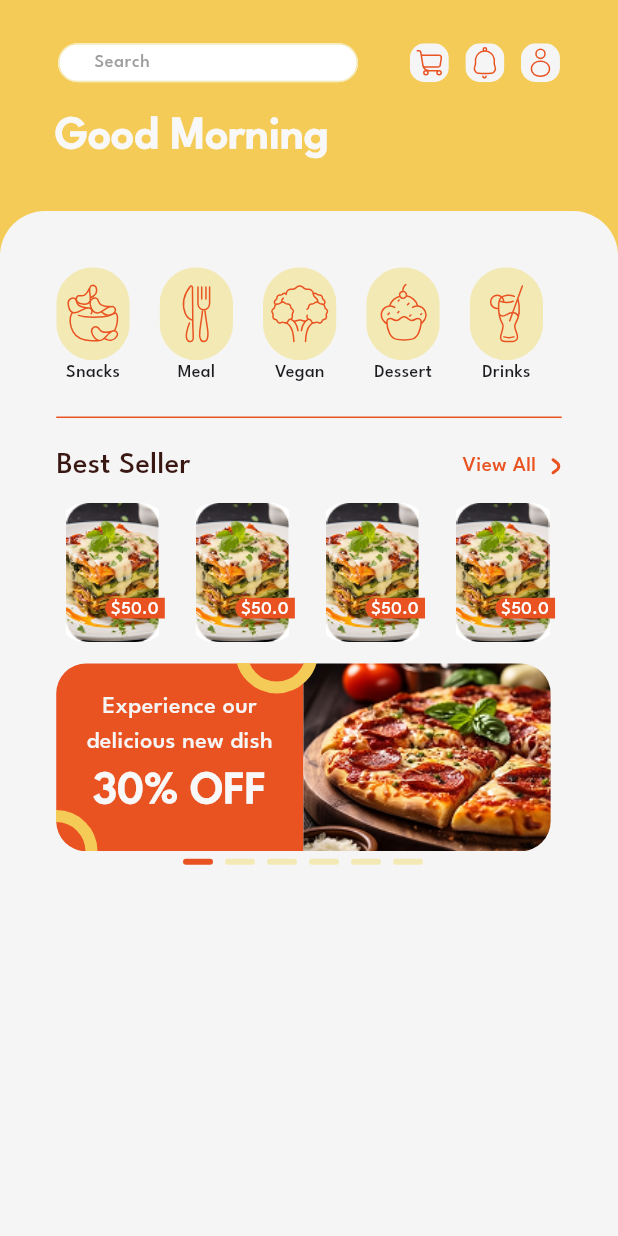
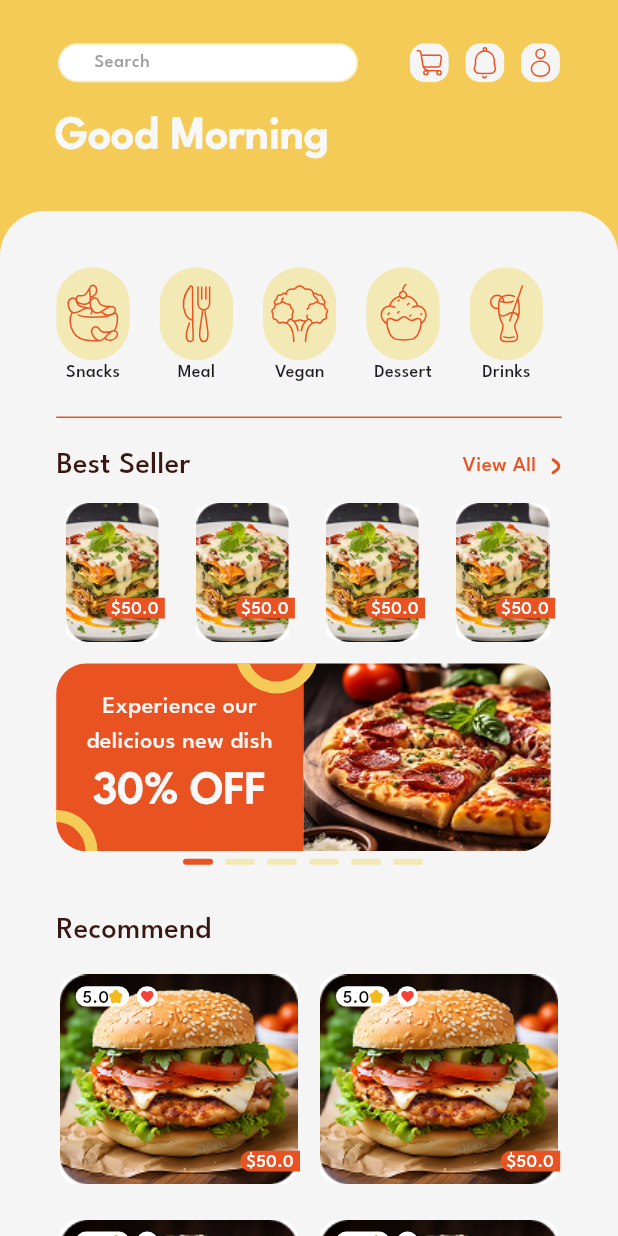
Before and after one commit to mohammedsabrii/yumquick, a Flutter app: the HomeView screen opened by its route, on a phone screen of 412 x 824 dp. Run offline on Flutter 3.47's test engine with Material 3 defaults, Android fonts, the phone set to English and light mode, and no system bars; our stand-ins replace flutter_svg, font_awesome_flutter, go_router, shared_preferences; accounts and stored records are empty.

Commit message:
Create Recommend Grid View

```diff
--- a/lib/core/utils/app_assets.dart
+++ b/lib/core/utils/app_assets.dart
@@ -21,4 +21,6 @@ class AppAssets {
   static const kDessertsIcon = 'assets/images/desserts icon.svg';
   static const kTestImage = 'assets/images/test image.jpg';
   static const kPazzaPhoto = 'assets/images/Photo Pizza.jpg';
+  static const kTestImage2 = 'assets/images/test image 2.jpg';
+  static const kStar = 'assets/images/star.svg';
 }
--- a/lib/feactures/home/presentation/view/widget/best_seller_item.dart
+++ b/lib/feactures/home/presentation/view/widget/best_seller_item.dart
@@ -1,6 +1,6 @@
 import 'package:flutter/widgets.dart';
 import 'package:yumquick/feactures/home/presentation/view/widget/best_seller_item_image.dart';
-import 'package:yumquick/feactures/home/presentation/view/widget/best_seller_item_price.dart';
+import 'package:yumquick/feactures/home/presentation/view/widget/price_item.dart';
 
 class BestSellerItem extends StatelessWidget {
   const BestSellerItem({super.key});
@@ -12,7 +12,7 @@ class BestSellerItem extends StatelessWidget {
       child: Stack(
         children: [
           BestSellerItemImage(),
-          Positioned(bottom: 30, right: 3, child: BestSellerItemPrice()),
+          Positioned(bottom: 30, right: 3, child: PriceItem()),
         ],
       ),
     );
--- a/lib/feactures/home/presentation/view/widget/custom_offers_item.dart
+++ b/lib/feactures/home/presentation/view/widget/custom_offers_item.dart
@@ -1,5 +1,4 @@
 import 'package:flutter/material.dart';
-import 'package:yumquick/core/utils/app_assets.dart';
 import 'package:yumquick/core/utils/app_styles.dart';
 import 'package:yumquick/core/utils/colors.dart';
 
--- /dev/null
+++ b/lib/feactures/home/presentation/view/widget/favorite_and_rate_widget.dart
@@ -0,0 +1,14 @@
+import 'package:flutter/widgets.dart';
+import 'package:yumquick/feactures/home/presentation/view/widget/favorite_widget.dart';
+import 'package:yumquick/feactures/home/presentation/view/widget/rate_widget.dart';
+
+class FavoriteAndRateWidget extends StatelessWidget {
+  const FavoriteAndRateWidget({super.key});
+
+  @override
+  Widget build(BuildContext context) {
+    return const Row(
+      children: [RateWidget(), SizedBox(width: 5), FavoriteWidget()],
+    );
+  }
+}
--- /dev/null
+++ b/lib/feactures/home/presentation/view/widget/favorite_widget.dart
@@ -0,0 +1,19 @@
+import 'package:flutter/material.dart';
+import 'package:flutter/widgets.dart';
+
+class FavoriteWidget extends StatelessWidget {
+  const FavoriteWidget({super.key});
+
+  @override
+  Widget build(BuildContext context) {
+    return Container(
+      height: MediaQuery.sizeOf(context).height * 0.0164,
+      width: 14,
+      decoration: BoxDecoration(
+        color: Colors.white,
+        borderRadius: BorderRadius.circular(30),
+      ),
+      child: const Icon(Icons.favorite, color: Colors.red, size: 10),
+    );
+  }
+}
--- /dev/null
+++ b/lib/feactures/home/presentation/view/widget/grid_view_item.dart
@@ -0,0 +1,20 @@
+import 'package:flutter/material.dart';
+import 'package:yumquick/feactures/home/presentation/view/widget/favorite_and_rate_widget.dart';
+
+import 'package:yumquick/feactures/home/presentation/view/widget/grid_view_item_back_ground_image.dart';
+import 'package:yumquick/feactures/home/presentation/view/widget/price_item.dart';
+
+class GridViewItem extends StatelessWidget {
+  const GridViewItem({super.key});
+
+  @override
+  Widget build(BuildContext context) {
+    return const Stack(
+      children: [
+        GridViewItemBackGroundImage(),
+        Positioned(left: 13, top: 10, child: FavoriteAndRateWidget()),
+        Positioned(bottom: 30, right: 1, child: PriceItem()),
+      ],
+    );
+  }
+}
--- /dev/null
+++ b/lib/feactures/home/presentation/view/widget/grid_view_item_back_ground_image.dart
@@ -0,0 +1,18 @@
+import 'package:flutter/widgets.dart';
+import 'package:yumquick/core/utils/app_assets.dart';
+
+class GridViewItemBackGroundImage extends StatelessWidget {
+  const GridViewItemBackGroundImage({super.key});
+
+  @override
+  Widget build(BuildContext context) {
+    return Container(
+      height: MediaQuery.sizeOf(context).height * 0.175,
+      width: MediaQuery.sizeOf(context).width * 0.4,
+      decoration: BoxDecoration(
+        borderRadius: BorderRadius.circular(20),
+        image: const DecorationImage(image: AssetImage(AppAssets.kTestImage2)),
+      ),
+    );
+  }
+}
--- a/lib/feactures/home/presentation/view/widget/home_view_body.dart
+++ b/lib/feactures/home/presentation/view/widget/home_view_body.dart
@@ -24,7 +24,7 @@ class HomeViewBody extends StatelessWidget {
           ),
         ),
         SizedBox(height: MediaQuery.sizeOf(context).height * 0.034),
-        HomeViewDetiles(),
+        const HomeViewDetiles(),
       ],
     );
   }
--- a/lib/feactures/home/presentation/view/widget/home_view_detiles_body.dart
+++ b/lib/feactures/home/presentation/view/widget/home_view_detiles_body.dart
@@ -2,15 +2,19 @@ import 'package:flutter/material.dart';
 import 'package:yumquick/core/utils/colors.dart';
 import 'package:yumquick/feactures/home/presentation/view/widget/best_seller.dart';
 import 'package:yumquick/feactures/home/presentation/view/widget/custom_category_list.dart';
-import 'package:yumquick/feactures/home/presentation/view/widget/custom_offers_widget.dart';
 import 'package:yumquick/feactures/home/presentation/view/widget/offers_page_view.dart';
+import 'package:yumquick/feactures/home/presentation/view/widget/recommend_grid_view.dart';
+import 'package:yumquick/feactures/home/presentation/view/widget/recommend_widget.dart';
 
 class HomeViewDetilesBody extends StatelessWidget {
   const HomeViewDetilesBody({super.key});
 
   @override
   Widget build(BuildContext context) {
-    return Column(
+    return CustomScrollView(
+      slivers: [
+        SliverToBoxAdapter(
+          child: Column(
             children: [
               SizedBox(height: MediaQuery.sizeOf(context).width * 0.091),
               const CustomCategoryList(),
@@ -19,6 +23,11 @@ class HomeViewDetilesBody extends StatelessWidget {
               const SizedBox(height: 10),
               const BestSeller(),
               const OffersPageView(),
+              const CustomRecommendTitle(),
+            ],
+          ),
+        ),
+        const RecommendGridView(),
       ],
     );
   }
--- a/lib/feactures/home/presentation/view/widget/offers_dot_indicator_list.dart
+++ b/lib/feactures/home/presentation/view/widget/offers_dot_indicator_list.dart
@@ -1,7 +1,6 @@
 import 'package:flutter/material.dart';
 import 'package:yumquick/core/widget/custom_dot_indicator.dart';
 import 'package:yumquick/feactures/home/presentation/view/data/offers_list.dart';
-import 'package:yumquick/feactures/home/presentation/view/manger/offers_model.dart';
 
 class OffersDotIndicatorList extends StatelessWidget {
   const OffersDotIndicatorList({super.key, required this.cruntPageIndex});
--- a/lib/feactures/home/presentation/view/widget/best_seller_item_price.dart
+++ b/lib/feactures/home/presentation/view/widget/price_item.dart
@@ -2,8 +2,8 @@ import 'package:flutter/material.dart';
 import 'package:yumquick/core/utils/app_styles.dart';
 import 'package:yumquick/core/utils/colors.dart';
 
-class BestSellerItemPrice extends StatelessWidget {
-  const BestSellerItemPrice({super.key});
+class PriceItem extends StatelessWidget {
+  const PriceItem({super.key});
 
   @override
   Widget build(BuildContext context) {
--- /dev/null
+++ b/lib/feactures/home/presentation/view/widget/rate_widget.dart
@@ -0,0 +1,35 @@
+import 'package:flutter/material.dart';
+import 'package:flutter/widgets.dart';
+import 'package:flutter_svg/svg.dart';
+import 'package:yumquick/core/utils/app_assets.dart';
+import 'package:yumquick/core/utils/app_styles.dart';
+
+class RateWidget extends StatelessWidget {
+  const RateWidget({super.key});
+
+  @override
+  Widget build(BuildContext context) {
+    return Container(
+      height: MediaQuery.sizeOf(context).height * 0.0164,
+      width: MediaQuery.sizeOf(context).width * 0.0865,
+      decoration: BoxDecoration(
+        color: Colors.white,
+        borderRadius: BorderRadius.circular(30),
+      ),
+      child: Row(
+        mainAxisAlignment: MainAxisAlignment.center,
+
+        children: [
+          Text(
+            '5.0',
+            textAlign: TextAlign.center,
+            style: AppStyles.styleLeagueSpartanregular12(
+              context,
+            ).copyWith(color: Colors.black),
+          ),
+          SvgPicture.asset(AppAssets.kStar),
+        ],
+      ),
+    );
+  }
+}
--- /dev/null
+++ b/lib/feactures/home/presentation/view/widget/recommend_grid_view.dart
@@ -0,0 +1,19 @@
+import 'package:flutter/material.dart';
+import 'package:yumquick/feactures/home/presentation/view/widget/grid_view_item.dart';
+
+class RecommendGridView extends StatelessWidget {
+  const RecommendGridView({super.key});
+
+  @override
+  Widget build(BuildContext context) {
+    return SliverGrid(
+      delegate: SliverChildBuilderDelegate((context, index) {
+        return const GridViewItem();
+      }, childCount: 10),
+      gridDelegate: const SliverGridDelegateWithFixedCrossAxisCount(
+        crossAxisCount: 2,
+        crossAxisSpacing: 10,
+      ),
+    );
+  }
+}
--- /dev/null
+++ b/lib/feactures/home/presentation/view/widget/recommend_widget.dart
@@ -0,0 +1,27 @@
+import 'package:flutter/material.dart';
+import 'package:yumquick/core/utils/app_styles.dart';
+import 'package:yumquick/core/utils/colors.dart';
+
+class CustomRecommendTitle extends StatelessWidget {
+  const CustomRecommendTitle({super.key});
+
+  @override
+  Widget build(BuildContext context) {
+    return Column(
+      children: [
+        const SizedBox(height: 20),
+        Align(
+          alignment: Alignment.topLeft,
+          child: Text(
+            'Recommend',
+
+            style: AppStyles.styleLeagueSpartanMediem20(
+              context,
+            ).copyWith(color: AppColor.kDarkRed),
+          ),
+        ),
+        const SizedBox(height: 12),
+      ],
+    );
+  }
+}
```
Also changed, not shown: assets/images/star.svg (added), assets/images/test image 2.jpg (added). Lines whose indentation alone changed are shown as unchanged.
